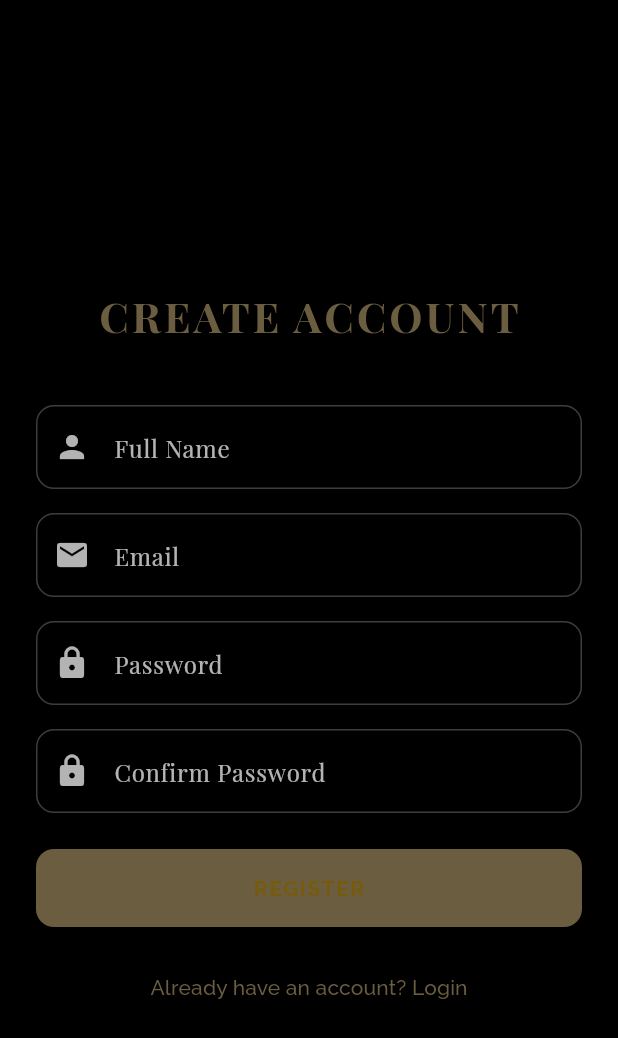
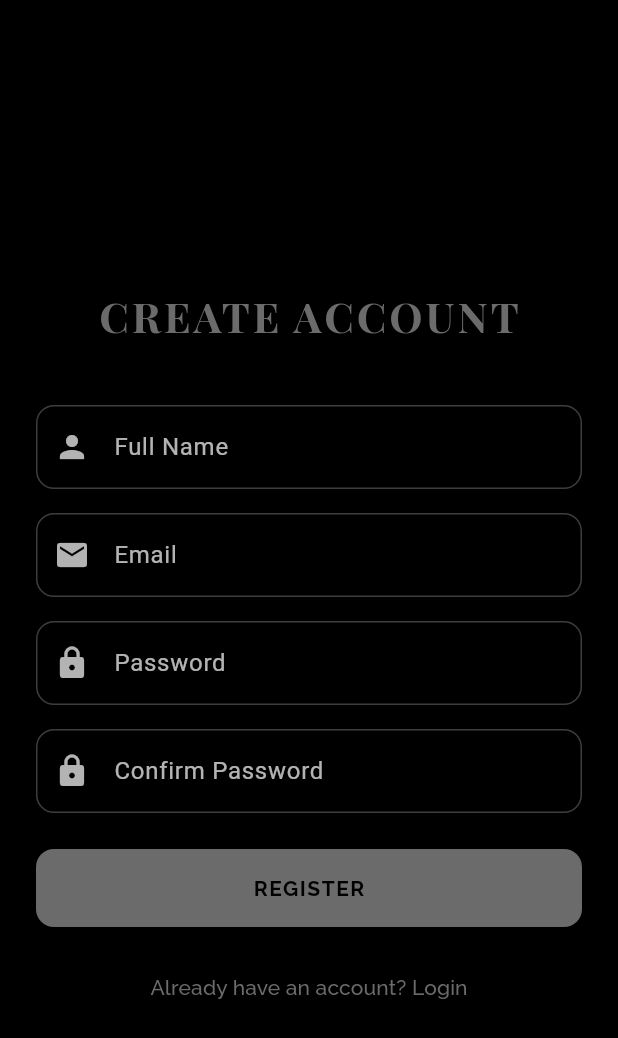
Before and after one commit to YanushanK/eclipse_new, a Flutter app: the screen it shows after launch, after a tap on "Create an account", on a phone screen of 412 x 824 dp. Shown: the top 1038 px of the screen. Run offline on Flutter 3.47's test engine with Material 3 defaults, Android fonts, the phone set to English and light mode, and no system bars; our stand-ins replace connectivity_plus, firebase_auth, firebase_core, flutter_dotenv, flutter_riverpod, fluttertoast and 7 more; accounts and stored records are empty.

Commit message:
made changes to the theme as there were some inconsistencies in the theme

```diff
--- a/lib/main.dart
+++ b/lib/main.dart
@@ -4,6 +4,8 @@
 import 'package:flutter_riverpod/flutter_riverpod.dart';
 import 'package:shared_preferences/shared_preferences.dart';
 import 'package:flutter_dotenv/flutter_dotenv.dart';
+import 'theme/app_theme.dart';
+import 'theme/theme_controller.dart';
 
 
 
@@ -30,7 +32,7 @@
   await Firebase.initializeApp(); // Initialize Firebase
   await dotenv.load(fileName: ".env");
   runApp(
-    const ProviderScope( // Wrap the app with ProviderScope for Riverpod
+    const ProviderScope(
       child: MyApp(),
     ),
   );
@@ -50,17 +52,12 @@
           // Watch connectivity status
           final isOnline = ref.watch(isOnlineProvider);
 
-          return MaterialApp(
+          return  MaterialApp(
             debugShowCheckedModeBanner: false,
             title: 'Eclipse',
-            theme: ThemeData(
-              colorScheme: ColorScheme.fromSeed(
-                seedColor: Colors.amber,
-                brightness: isDark ? Brightness.dark : Brightness.light,
-              ),
-              textTheme: GoogleFonts.playfairDisplayTextTheme(),
-              useMaterial3: true,
-            ),
+            theme: AppTheme.light,
+            darkTheme: AppTheme.dark,
+            themeMode: isDark ? ThemeMode.dark : ThemeMode.light,
 
             // Add offline banner
             builder: (context, child) {
--- a/lib/providers/theme_provider.dart
+++ b/lib/providers/theme_provider.dart
@@ -4,6 +4,10 @@
 class ThemeProvider extends ChangeNotifier {
   bool _isDark = false;
   bool get isDark => _isDark;
+
+  ThemeProvider() {
+    loadTheme();
+  }
 
   Future<void> loadTheme() async {
     final p = await SharedPreferences.getInstance();
@@ -17,4 +21,11 @@
     final p = await SharedPreferences.getInstance();
     await p.setBool('dark', _isDark);
   }
+
+  Future<void> setDark(bool v) async {
+    _isDark = v;
+    notifyListeners();
+    final p = await SharedPreferences.getInstance();
+    await p.setBool('dark', _isDark);
+  }
 }
--- /dev/null
+++ b/lib/theme/app_theme.dart
@@ -0,0 +1,94 @@
+import 'package:flutter/material.dart';
+import 'color_schemes.dart';
+
+class AppTheme {
+  static ThemeData _base(ColorScheme cs) {
+    return ThemeData(
+      useMaterial3: true,
+      colorScheme: cs,
+      scaffoldBackgroundColor: cs.background,
+      canvasColor: cs.surface,
+
+      // Buttons — readable labels in both modes
+      elevatedButtonTheme: ElevatedButtonThemeData(
+        style: ElevatedButton.styleFrom(
+          backgroundColor: cs.primary,
+          foregroundColor: cs.onPrimary,
+          disabledBackgroundColor: cs.primary.withOpacity(.35),
+          disabledForegroundColor: cs.onPrimary.withOpacity(.65),
+          padding: const EdgeInsets.symmetric(vertical: 14, horizontal: 18),
+          shape: RoundedRectangleBorder(borderRadius: BorderRadius.circular(14)),
+        ),
+      ),
+      textButtonTheme: TextButtonThemeData(
+        style: TextButton.styleFrom(
+          foregroundColor: cs.primary,
+        ),
+      ),
+
+      // Inputs — high-contrast labels/hints/borders
+      inputDecorationTheme: InputDecorationTheme(
+        filled: true,
+        // leave transparent here and set field-level fillColor to theme.cardColor when needed
+        fillColor: const Color(0x00000000),
+        labelStyle: TextStyle(color: cs.onSurface.withOpacity(.9)),
+        hintStyle: TextStyle(color: cs.onSurface.withOpacity(.6)),
+        prefixIconColor: cs.onSurface.withOpacity(.8),
+        suffixIconColor: cs.onSurface.withOpacity(.8),
+        enabledBorder: OutlineInputBorder(
+          borderRadius: BorderRadius.circular(14),
+          borderSide: BorderSide(color: cs.outlineVariant),
+        ),
+        focusedBorder: OutlineInputBorder(
+          borderRadius: BorderRadius.circular(14),
+          borderSide: BorderSide(color: cs.primary, width: 1.5),
+        ),
+        errorBorder: OutlineInputBorder(
+          borderRadius: BorderRadius.circular(14),
+          borderSide: BorderSide(color: cs.error, width: 1.5),
+        ),
+      ),
+
+      // 🔧 Use CardThemeData (not CardTheme) for your Flutter version
+      cardTheme: CardThemeData(
+        color: cs.surface,
+        elevation: 0,
+        margin: const EdgeInsets.all(12),
+        shape: RoundedRectangleBorder(borderRadius: BorderRadius.circular(16)),
+        surfaceTintColor: Colors.transparent, // avoid muddy M3 tint
+      ),
+
+      listTileTheme: ListTileThemeData(
+        iconColor: cs.onSurface,
+        textColor: cs.onSurface,
+      ),
+
+      appBarTheme: AppBarTheme(
+        backgroundColor: cs.background,
+        foregroundColor: cs.onBackground,
+        elevation: 0,
+        centerTitle: true,
+      ),
+
+      bottomNavigationBarTheme: BottomNavigationBarThemeData(
+        backgroundColor: cs.surface,
+        selectedItemColor: cs.primary,
+        unselectedItemColor: cs.onSurface.withOpacity(.6),
+        type: BottomNavigationBarType.fixed,
+      ),
+
+      dividerTheme: DividerThemeData(
+        color: cs.outlineVariant,
+        thickness: 1,
+      ),
+
+      textTheme: const TextTheme().apply(
+        bodyColor: cs.onSurface,
+        displayColor: cs.onSurface,
+      ),
+    );
+  }
+
+  static ThemeData light = _base(lightColorScheme);
+  static ThemeData dark  = _base(darkColorScheme);
+}
--- /dev/null
+++ b/lib/theme/color_schemes.dart
@@ -0,0 +1,52 @@
+import 'package:flutter/material.dart';
+
+const _gold = Color(0xFFC8A84E);
+const _goldDark = Color(0xFFB4923F);
+
+const lightColorScheme = ColorScheme(
+  brightness: Brightness.light,
+  primary: _gold,
+  onPrimary: Colors.black,
+  primaryContainer: Color(0xFFFFE9A9),
+  onPrimaryContainer: Color(0xFF2F2400),
+  secondary: Color(0xFF6B6B6B),
+  onSecondary: Colors.white,
+  secondaryContainer: Color(0xFFE5E5E5),
+  onSecondaryContainer: Color(0xFF1F1F1F),
+  surface: Color(0xFFF8F6F2),
+  onSurface: Color(0xFF141414),
+  background: Color(0xFFF8F6F2),
+  onBackground: Color(0xFF141414),
+  error: Color(0xFFB3261E),
+  onError: Colors.white,
+  outline: Color(0xFFB9B9B9),
+  outlineVariant: Color(0xFFE2E2E2),
+  shadow: Colors.black,
+  scrim: Colors.black,
+  tertiary: Color(0xFF2E7D32),
+  onTertiary: Colors.white,
+);
+
+const darkColorScheme = ColorScheme(
+  brightness: Brightness.dark,
+  primary: _goldDark,
+  onPrimary: Colors.black,
+  primaryContainer: Color(0xFF3B2F0B),
+  onPrimaryContainer: Color(0xFFFFF2C9),
+  secondary: Color(0xFFBDBDBD),
+  onSecondary: Colors.black,
+  secondaryContainer: Color(0xFF2C2C2C),
+  onSecondaryContainer: Color(0xFFEDEDED),
+  surface: Color(0xFF0F0F0F),
+  onSurface: Color(0xFFF3F3F3),
+  background: Color(0xFF0B0B0B),
+  onBackground: Color(0xFFF3F3F3),
+  error: Color(0xFFF2B8B5),
+  onError: Color(0xFF601410),
+  outline: Color(0xFF5B5B5B),
+  outlineVariant: Color(0xFF3A3A3A),
+  shadow: Colors.black,
+  scrim: Colors.black,
+  tertiary: Color(0xFF66BB6A),
+  onTertiary: Colors.black,
+);
--- /dev/null
+++ b/lib/theme/theme_controller.dart
@@ -0,0 +1,14 @@
+import 'package:flutter/material.dart';
+
+/// Single source of truth for theme mode (light/dark).
+class ThemeController {
+  ThemeController._();
+  static final ThemeController instance = ThemeController._();
+
+  /// Current theme mode for the app.
+  final ValueNotifier<ThemeMode> mode = ValueNotifier(ThemeMode.system);
+
+  /// Convenience helpers
+  bool get isDark => mode.value == ThemeMode.dark;
+  void setDark(bool v) => mode.value = v ? ThemeMode.dark : ThemeMode.light;
+}
```
